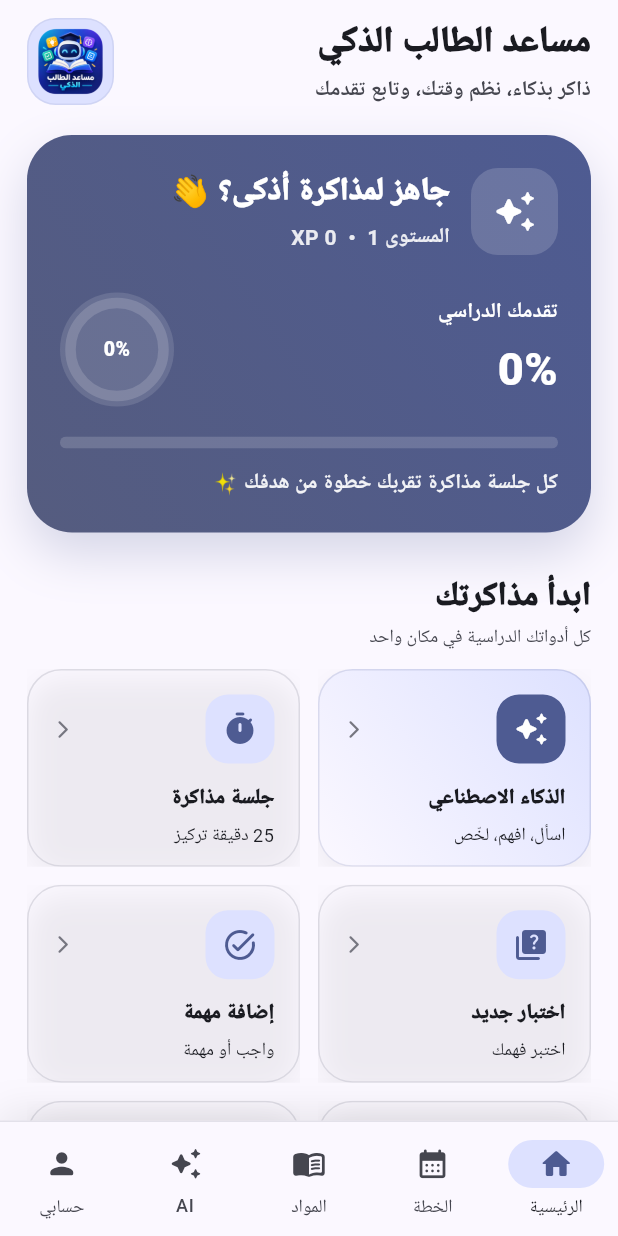
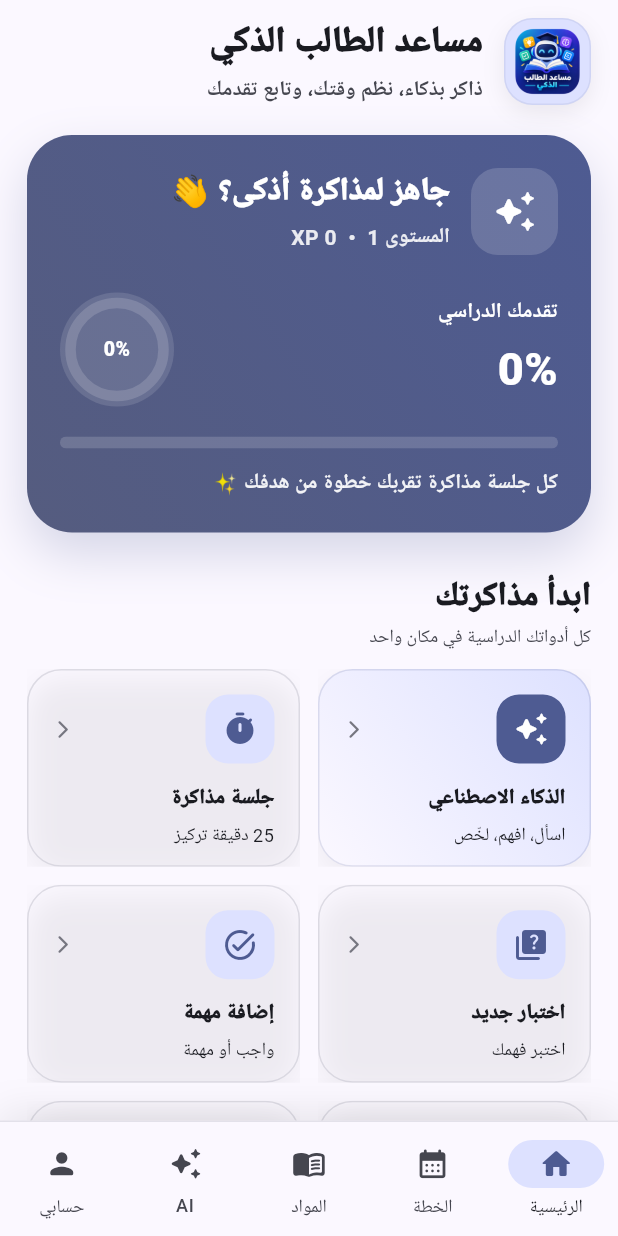
Before and after one commit to ahmedelghalban69-dot/smart-student-assistant-, a Flutter app: the screen it shows after launch, on a phone screen of 412 x 824 dp. Run offline on Flutter 3.47's test engine with Material 3 defaults, Android fonts, the phone set to English and light mode, and no system bars; our stand-ins replace shared_preferences; Roboto replaces fonts that are missing (Arial).

Commit message:
Refactor app header widget layout and styling

```diff
--- a/lib/widgets/app_header.dart
+++ b/lib/widgets/app_header.dart
@@ -17,6 +17,57 @@ class AppHeader extends StatelessWidget {
 
     return Row(
       children: [
+        Container(
+          width: 58,
+          height: 58,
+          padding:
+              const EdgeInsets.all(4),
+          decoration: BoxDecoration(
+            color:
+                colors.primaryContainer,
+            borderRadius:
+                BorderRadius.circular(19),
+            border: Border.all(
+              color: colors.primary
+                  .withValues(
+                    alpha: 0.10,
+                  ),
+            ),
+            boxShadow: [
+              BoxShadow(
+                color: colors.shadow
+                    .withValues(
+                      alpha: 0.07,
+                    ),
+                blurRadius: 12,
+                offset:
+                    const Offset(0, 5),
+              ),
+            ],
+          ),
+          child: ClipRRect(
+            borderRadius:
+                BorderRadius.circular(15),
+            child: Image.asset(
+              'assets/branding/app_logo.png',
+              fit: BoxFit.cover,
+              errorBuilder:
+                  (context, error, stackTrace) {
+                return Container(
+                  color: colors.primary,
+                  child: const Icon(
+                    Icons.school_rounded,
+                    color: Colors.white,
+                    size: 29,
+                  ),
+                );
+              },
+            ),
+          ),
+        ),
+
+        const SizedBox(width: 14),
+
         Expanded(
           child: Column(
             crossAxisAlignment:
@@ -31,8 +82,9 @@ class AppHeader extends StatelessWidget {
                     .textTheme
                     .headlineSmall
                     ?.copyWith(
-                      fontWeight: FontWeight.w900,
-                      letterSpacing: -0.4,
+                      fontWeight:
+                          FontWeight.w900,
+                      letterSpacing: -0.5,
                     ),
               ),
               const SizedBox(height: 5),
@@ -45,44 +97,14 @@ class AppHeader extends StatelessWidget {
                     .textTheme
                     .bodyMedium
                     ?.copyWith(
-                      color:
-                          colors.onSurfaceVariant,
+                      color: colors
+                          .onSurfaceVariant,
                       height: 1.35,
-                      fontWeight: FontWeight.w600,
+                      fontWeight:
+                          FontWeight.w600,
                     ),
               ),
             ],
-          ),
-        ),
-        const SizedBox(width: 14),
-        Container(
-          width: 58,
-          height: 58,
-          padding: const EdgeInsets.all(4),
-          decoration: BoxDecoration(
-            color: colors.primaryContainer,
-            borderRadius:
-                BorderRadius.circular(19),
-            border: Border.all(
-              color: colors.primary
-                  .withValues(alpha: 0.10),
-            ),
-          ),
-          child: ClipRRect(
-            borderRadius:
-                BorderRadius.circular(15),
-            child: Image.asset(
-              'assets/branding/app_logo.png',
-              fit: BoxFit.cover,
-              errorBuilder:
-                  (context, error, stackTrace) {
-                return Icon(
-                  Icons.school_rounded,
-                  color: colors.primary,
-                  size: 29,
-                );
-              },
-            ),
           ),
         ),
       ],
```
